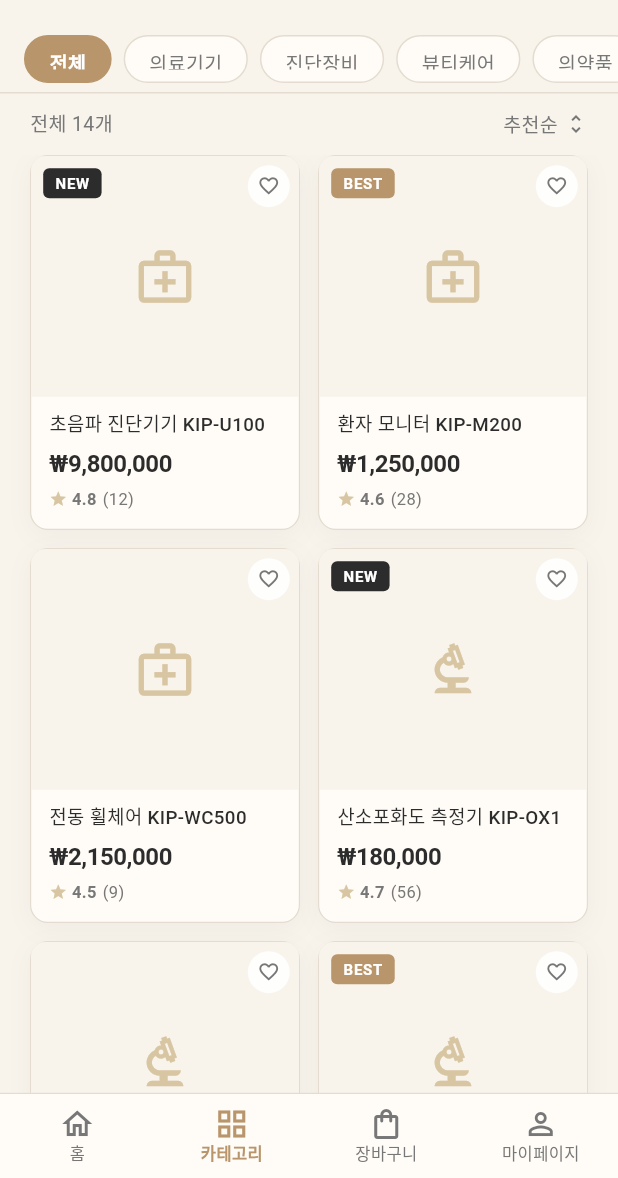
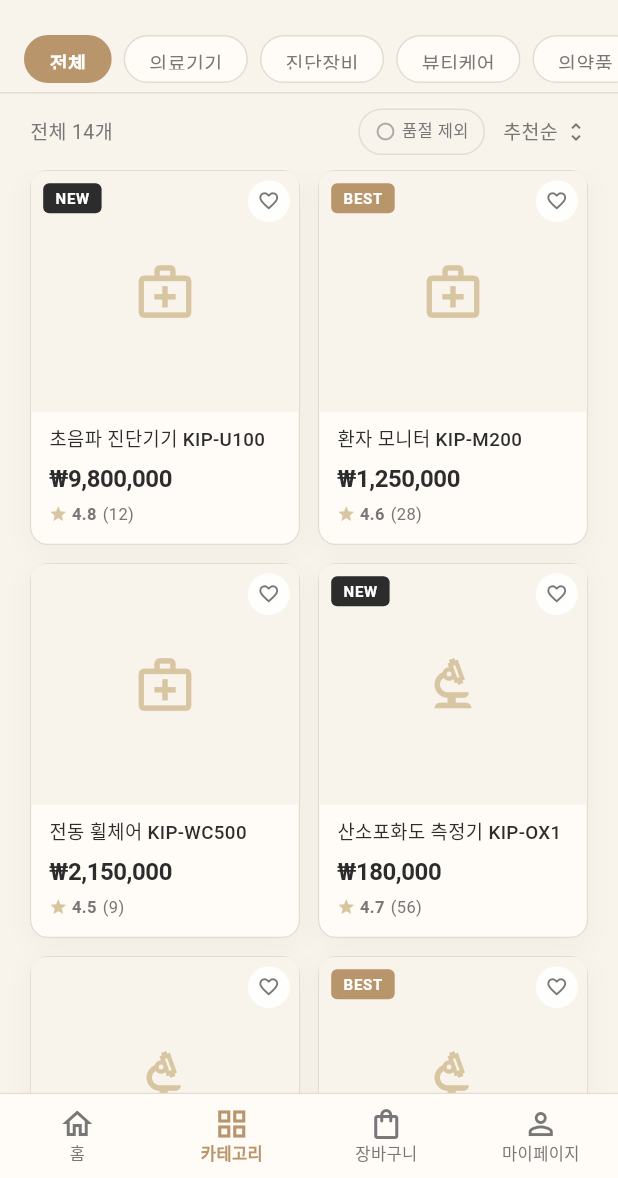
Before and after one commit to minwoopg/kunin_app, a Flutter app: the ProductListScreen screen opened by its route, on a phone screen of 412 x 824 dp, the part 58-1236 px from its top. Run offline on Flutter 3.47's test engine with Material 3 defaults, Android fonts, the phone set to English and light mode, and no system bars; our stand-ins replace flutter_riverpod, flutter_secure_storage, go_router; accounts and stored records are empty; Roboto replaces fonts that are missing (Pretendard).

Commit message:
feat: 상품목록 인기순 정렬 및 품절제외 토글 필터 추가

```diff
--- a/lib/features/product/product_list_screen.dart
+++ b/lib/features/product/product_list_screen.dart
@@ -9,7 +9,7 @@ import '../../data/models/product_model.dart';
 import '../../shared/theme/app_theme.dart';
 import '../../shared/widgets/product_card.dart';
 
-enum SortType { recommend, priceAsc, priceDesc, newest }
+enum SortType { recommend, popularity, priceAsc, priceDesc, newest }
 
 class ProductListScreen extends ConsumerStatefulWidget {
   /// 진입 시 적용할 카테고리 (홈 화면에서 카테고리 클릭 시 전달됨)
@@ -24,6 +24,7 @@ class ProductListScreen extends ConsumerStatefulWidget {
 class _ProductListScreenState extends ConsumerState<ProductListScreen> {
   ProductCategory? _selectedCategory; // null = 전체
   SortType _sortType = SortType.recommend;
+  bool _excludeSoldOut = false;
 
   @override
   void initState() {
@@ -43,6 +44,11 @@ class _ProductListScreenState extends ConsumerState<ProductListScreen> {
   List<Product> get _products {
     var list = MockProducts.byCategory(_selectedCategory);
 
+    // 품절 제외 토글
+    if (_excludeSoldOut) {
+      list = list.where((p) => !p.isSoldOut).toList();
+    }
+
     switch (_sortType) {
       case SortType.priceAsc:
         list = [...list]..sort((a, b) => a.price.compareTo(b.price));
@@ -56,6 +62,10 @@ class _ProductListScreenState extends ConsumerState<ProductListScreen> {
           if (a.tag != ProductTag.newItem && b.tag == ProductTag.newItem) return 1;
           return 0;
         });
+        break;
+      case SortType.popularity:
+        // 실 판매/조회 데이터가 없어 리뷰 수를 인기도 기준으로 사용하는 mock 정렬입니다.
+        list = [...list]..sort((a, b) => b.reviewCount.compareTo(a.reviewCount));
         break;
       case SortType.recommend:
         break;
@@ -85,6 +95,7 @@ class _ProductListScreenState extends ConsumerState<ProductListScreen> {
               ),
               const SizedBox(height: 12),
               _sortOption('추천순', SortType.recommend),
+              _sortOption('인기순', SortType.popularity),
               _sortOption('신상품순', SortType.newest),
               _sortOption('낮은 가격순', SortType.priceAsc),
               _sortOption('높은 가격순', SortType.priceDesc),
@@ -183,6 +194,13 @@ class _ProductListScreenState extends ConsumerState<ProductListScreen> {
                 Text('전체 ${_products.length}개',
                   style: AppTextStyles.body2,
                 ),
+                Row(
+                  children: [
+                    _SoldOutToggleChip(
+                      value: _excludeSoldOut,
+                      onChanged: (v) => setState(() => _excludeSoldOut = v),
+                    ),
+                    const SizedBox(width: 12),
                     GestureDetector(
                       onTap: _showSortSheet,
                       child: Row(
@@ -195,13 +213,15 @@ class _ProductListScreenState extends ConsumerState<ProductListScreen> {
                     ),
                   ],
                 ),
+              ],
+            ),
           ),
 
           // 상품 그리드
           Expanded(
             child: _products.isEmpty
                 ? const Center(
-                    child: Text('해당 카테고리에 상품이 없습니다.', style: AppTextStyles.body2),
+                    child: Text('조건에 맞는 상품이 없습니다.', style: AppTextStyles.body2),
                   )
                 : GridView.builder(
                     padding: const EdgeInsets.fromLTRB(20, 0, 20, 24),
@@ -231,10 +251,11 @@ class _ProductListScreenState extends ConsumerState<ProductListScreen> {
 
   String _sortLabel(SortType type) {
     switch (type) {
-      case SortType.recommend: return '추천순';
-      case SortType.newest:    return '신상품순';
-      case SortType.priceAsc:  return '낮은 가격순';
-      case SortType.priceDesc: return '높은 가격순';
+      case SortType.recommend:  return '추천순';
+      case SortType.popularity: return '인기순';
+      case SortType.newest:     return '신상품순';
+      case SortType.priceAsc:   return '낮은 가격순';
+      case SortType.priceDesc:  return '높은 가격순';
     }
   }
 }
@@ -289,3 +310,43 @@ class _CategoryTabs extends StatelessWidget {
     );
   }
 }
+
+// ── 품절 제외 토글 칩 ─────────────────────
+class _SoldOutToggleChip extends StatelessWidget {
+  final bool value;
+  final ValueChanged<bool> onChanged;
+
+  const _SoldOutToggleChip({required this.value, required this.onChanged});
+
+  @override
+  Widget build(BuildContext context) {
+    return GestureDetector(
+      onTap: () => onChanged(!value),
+      child: Container(
+        padding: const EdgeInsets.symmetric(horizontal: 10, vertical: 6),
+        decoration: BoxDecoration(
+          color: value ? AppColors.primary.withOpacity(0.1) : Colors.transparent,
+          borderRadius: BorderRadius.circular(AppRadius.pill),
+          border: Border.all(color: value ? AppColors.primary : AppColors.border),
+        ),
+        child: Row(
+          mainAxisSize: MainAxisSize.min,
+          children: [
+            Icon(
+              value ? Icons.check_circle : Icons.circle_outlined,
+              size: 14,
+              color: value ? AppColors.primary : AppColors.textHint,
+            ),
+            const SizedBox(width: 4),
+            Text('품절 제외',
+              style: AppTextStyles.caption.copyWith(
+                color: value ? AppColors.primary : AppColors.textSub,
+                fontWeight: value ? FontWeight.w600 : FontWeight.w400,
+              ),
+            ),
+          ],
+        ),
+      ),
+    );
+  }
+}
```
Lines whose indentation alone changed are shown as unchanged.
